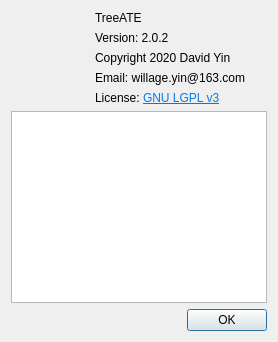
Above: Src/TreeATE/aboutdialog.ui from WilliamYinwei/TreeATE before the change. Below: the same form after it.
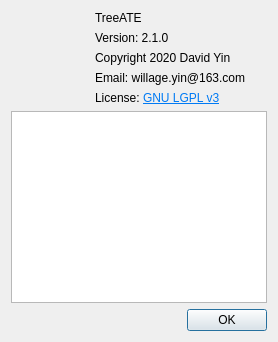
That is the form after the change. Icons and pictures are not drawn.

```diff
--- a/Src/TreeATE/aboutdialog.ui
+++ b/Src/TreeATE/aboutdialog.ui
@@ -68,7 +68,7 @@
        <item>
         <widget class="QLabel" name="label_3">
          <property name="text">
-          <string notr="true">Version: 2.0.2</string>
+          <string notr="true">Version: 2.1.0</string>
          </property>
         </widget>
        </item>
```
